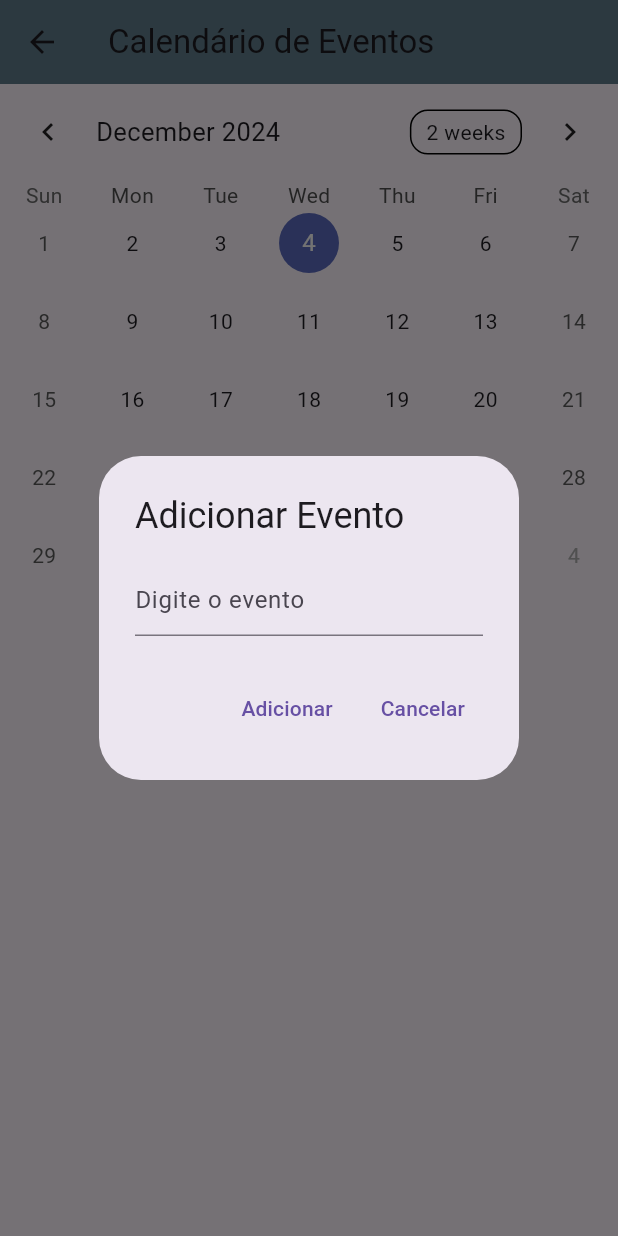
After one commit to Rodrygo-Olyveyra/Agenda_de_Eventos, a Flutter app: the TelaCalendario screen opened directly, after a tap on "ADICIONAR EVENTO", on a phone screen of 412 x 824 dp. The commit adds this screen. Run offline on Flutter 3.47's test engine with Material 3 defaults, Android fonts, the phone set to English and light mode, and no system bars; drawn by our look-alikes of table_calendar; our stand-ins replace firebase_auth, firebase_core; accounts and stored records are empty.

Commit message:
tela de calendario

```diff
--- a/lib/main.dart
+++ b/lib/main.dart
@@ -1,7 +1,7 @@
 import 'package:flutter/material.dart';
-import 'tela_de_escolha.dart';
 import 'package:firebase_core/firebase_core.dart';
 import 'firebase_options.dart';
+import 'tela_de_escolha.dart';
 
 void main() async {
   WidgetsFlutterBinding.ensureInitialized();
--- a/lib/tela_cadastro.dart
+++ b/lib/tela_cadastro.dart
@@ -38,12 +38,10 @@ class _TelaCadastroState extends State<TelaCadastro> {
     }
 
     try {
-
       UserCredential userCredential = await _auth.createUserWithEmailAndPassword(
         email: email,
         password: senha,
       );
-
 
       await userCredential.user?.updateDisplayName(nome);
 
--- /dev/null
+++ b/lib/tela_calendario.dart
@@ -0,0 +1,123 @@
+import 'package:flutter/material.dart';
+import 'package:table_calendar/table_calendar.dart';
+
+class TelaCalendario extends StatefulWidget {
+  const TelaCalendario({super.key});
+
+  @override
+  _TelaCalendarioState createState() => _TelaCalendarioState();
+}
+
+class _TelaCalendarioState extends State<TelaCalendario> {
+  late DateTime _selectedDay;
+  late DateTime _focusedDay;
+  final Map<DateTime, List<String>> _events = {};
+
+  @override
+  void initState() {
+    super.initState();
+    _selectedDay = DateTime.now();
+    _focusedDay = DateTime.now();
+  }
+
+  // Função para comparar se dois dias são o mesmo
+  bool isSameDay(DateTime day1, DateTime day2) {
+    return day1.year == day2.year &&
+        day1.month == day2.month &&
+        day1.day == day2.day;
+  }
+
+  void _addEvent(String event) {
+    if (_events[_selectedDay] == null) {
+      _events[_selectedDay] = [];
+    }
+    setState(() {
+      _events[_selectedDay]?.add(event);
+    });
+  }
+
+  @override
+  Widget build(BuildContext context) {
+    return Scaffold(
+      appBar: AppBar(
+        title: const Text('Calendário de Eventos'),
+        backgroundColor: Colors.blueGrey,
+      ),
+      body: Column(
+        children: [
+          TableCalendar(
+            firstDay: DateTime.utc(2020, 01, 01),
+            lastDay: DateTime.utc(2030, 12, 31),
+            focusedDay: _focusedDay,
+            selectedDayPredicate: (day) => isSameDay(_selectedDay, day), // Usando a função isSameDay
+            onDaySelected: (selectedDay, focusedDay) {
+              setState(() {
+                _selectedDay = selectedDay;
+                _focusedDay = focusedDay;
+              });
+            },
+            eventLoader: (day) {
+              return _events[day] ?? [];
+            },
+          ),
+          const SizedBox(height: 20),
+          ElevatedButton(
+            onPressed: () {
+              showDialog(
+                context: context,
+                builder: (BuildContext context) {
+                  TextEditingController _controller = TextEditingController();
+                  return AlertDialog(
+                    title: const Text('Adicionar Evento'),
+                    content: TextField(
+                      controller: _controller,
+                      decoration: const InputDecoration(hintText: 'Digite o evento'),
+                    ),
+                    actions: [
+                      TextButton(
+                        onPressed: () {
+                          if (_controller.text.isNotEmpty) {
+                            _addEvent(_controller.text);
+                            Navigator.pop(context);
+                          }
+                        },
+                        child: const Text('Adicionar'),
+                      ),
+                      TextButton(
+                        onPressed: () {
+                          Navigator.pop(context);
+                        },
+                        child: const Text('Cancelar'),
+                      ),
+                    ],
+                  );
+                },
+              );
+            },
+            style: ElevatedButton.styleFrom(
+              backgroundColor: Colors.blueGrey,
+              padding: const EdgeInsets.symmetric(horizontal: 40, vertical: 15),
+              shape: RoundedRectangleBorder(
+                borderRadius: BorderRadius.circular(8.0),
+              ),
+            ),
+            child: const Text(
+              'ADICIONAR EVENTO',
+              style: TextStyle(fontSize: 16, color: Colors.white),
+            ),
+          ),
+          const SizedBox(height: 20),
+          Expanded(
+            child: ListView(
+              children: _events[_selectedDay]?.map((event) {
+                return ListTile(
+                  title: Text(event),
+                );
+              }).toList() ?? [],
+            ),
+          ),
+        ],
+      ),
+    );
+  }
+}
--- a/pubspec.yaml
+++ b/pubspec.yaml
@@ -30,6 +30,7 @@ environment:
 dependencies:
   flutter:
     sdk: flutter
+  table_calendar: ^3.1.2
 
 
   # The following adds the Cupertino Icons font to your application.
```
Also changed, not shown: lib/tela_de_escolha.dart (line endings or trailing spaces), pubspec.lock.
